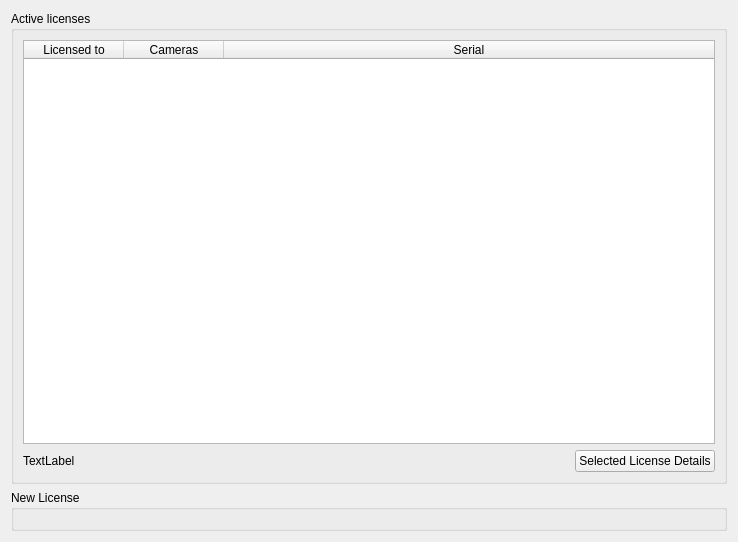
Above: client/src/ui/preferences/licensemanagerwidget.ui from networkoptix/nx_open before the change. Below: the same form after it.
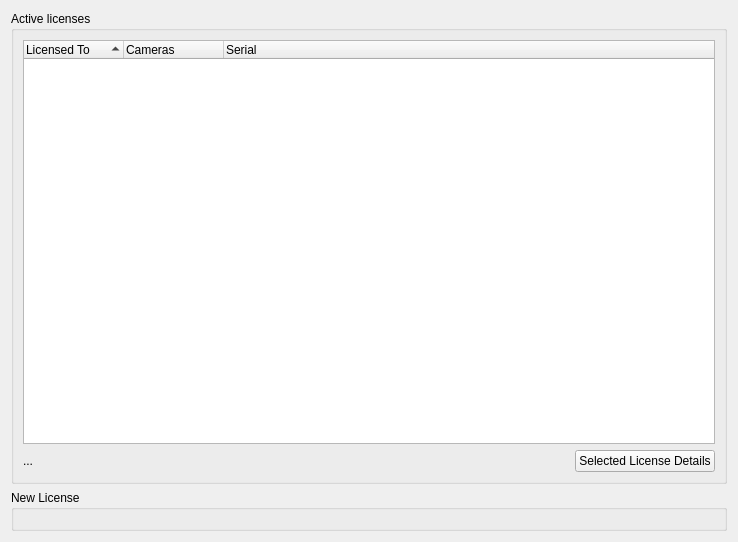
That is the form after the change. Custom widgets are drawn as their Qt base class.

Commit message:
Tweaks in license manager widget.
<==== Mercurial data ====>
Branch: master

```diff
--- a/client/src/ui/preferences/licensemanagerwidget.ui
+++ b/client/src/ui/preferences/licensemanagerwidget.ui
@@ -25,22 +25,22 @@
         <item>
          <layout class="QVBoxLayout" name="verticalLayout">
           <item>
-           <widget class="QTableWidget" name="gridLicenses">
-            <property name="enabled">
-             <bool>true</bool>
-            </property>
-            <property name="editTriggers">
-             <set>QAbstractItemView::NoEditTriggers</set>
-            </property>
-            <attribute name="horizontalHeaderCascadingSectionResizes">
+           <widget class="QTreeWidget" name="gridLicenses">
+            <property name="rootIsDecorated">
              <bool>false</bool>
-            </attribute>
-            <attribute name="horizontalHeaderStretchLastSection">
+            </property>
+            <property name="sortingEnabled">
+             <bool>true</bool>
+            </property>
+            <property name="columnCount">
+             <number>3</number>
+            </property>
+            <attribute name="headerStretchLastSection">
              <bool>true</bool>
             </attribute>
             <column>
              <property name="text">
-              <string>Licensed to</string>
+              <string>Licensed To</string>
              </property>
             </column>
             <column>
@@ -60,7 +60,7 @@
             <item>
              <widget class="QLabel" name="infoLabel">
               <property name="text">
-               <string>TextLabel</string>
+               <string>...</string>
               </property>
              </widget>
             </item>
```
Left out of the diff: 19 changed lines with no effect on the pictures. The commit also changes 1 other file.
